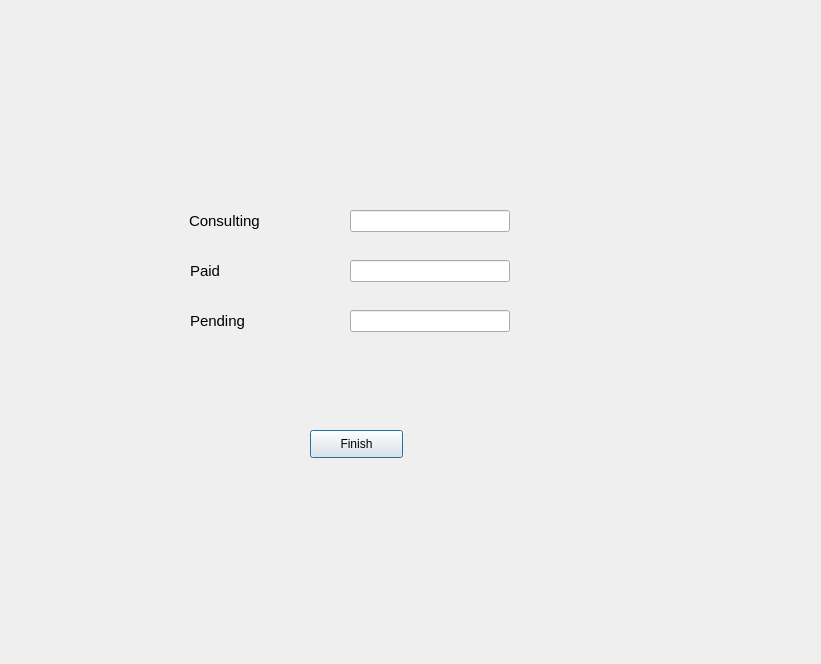
Before: the Qt Designer form invoice.ui in iMPERIAL18/sanidhya_dental_care, drawn with Qt 5.
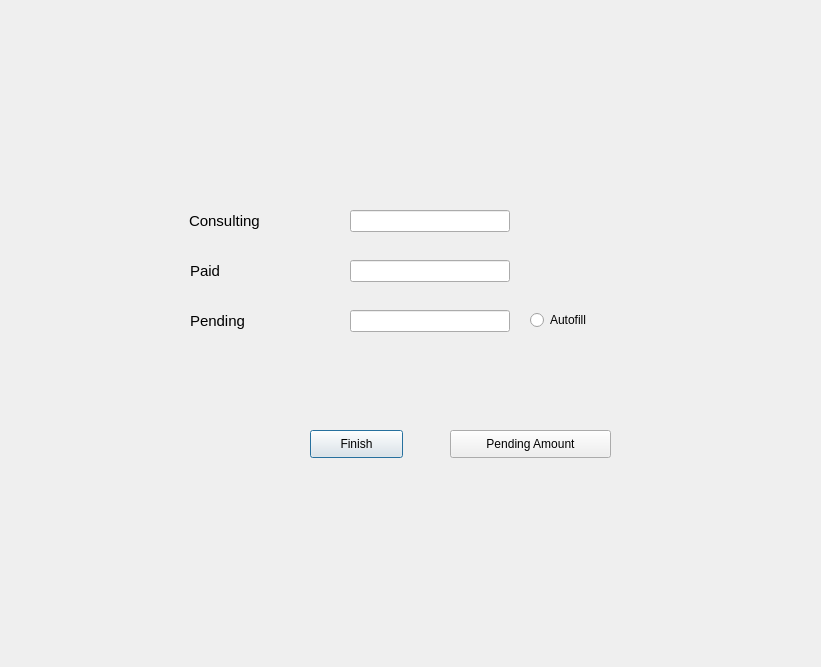
After: the same form once the commit is applied.

Commit message: added skip button in appointment.ui and xray.ui added home button in case.ui added pending button in invoice.ui

The edit to the form file:
```diff
--- a/invoice.ui
+++ b/invoice.ui
@@ -7,7 +7,7 @@
     <x>0</x>
     <y>0</y>
     <width>821</width>
-    <height>664</height>
+    <height>667</height>
    </rect>
   </property>
   <property name="windowTitle">
@@ -122,6 +122,32 @@
     <string>Finish</string>
    </property>
   </widget>
+  <widget class="QPushButton" name="pendingButton">
+   <property name="geometry">
+    <rect>
+     <x>450</x>
+     <y>430</y>
+     <width>161</width>
+     <height>28</height>
+    </rect>
+   </property>
+   <property name="text">
+    <string>Pending Amount</string>
+   </property>
+  </widget>
+  <widget class="QRadioButton" name="autofillButton">
+   <property name="geometry">
+    <rect>
+     <x>530</x>
+     <y>310</y>
+     <width>95</width>
+     <height>20</height>
+    </rect>
+   </property>
+   <property name="text">
+    <string>Autofill</string>
+   </property>
+  </widget>
  </widget>
  <resources/>
  <connections/>
```
